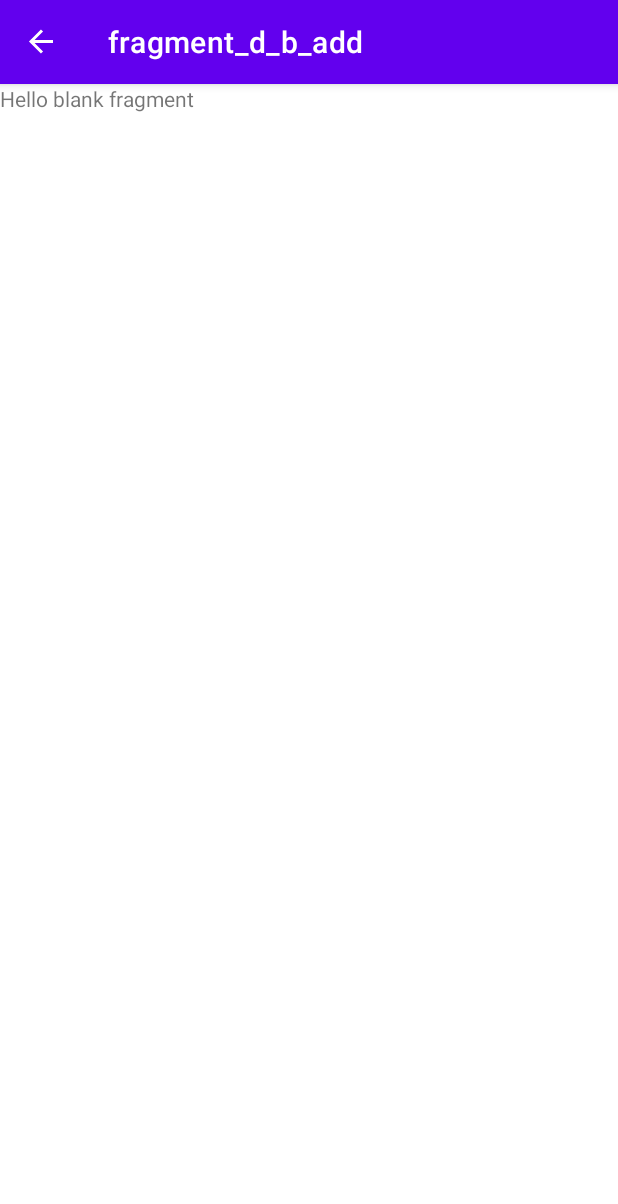
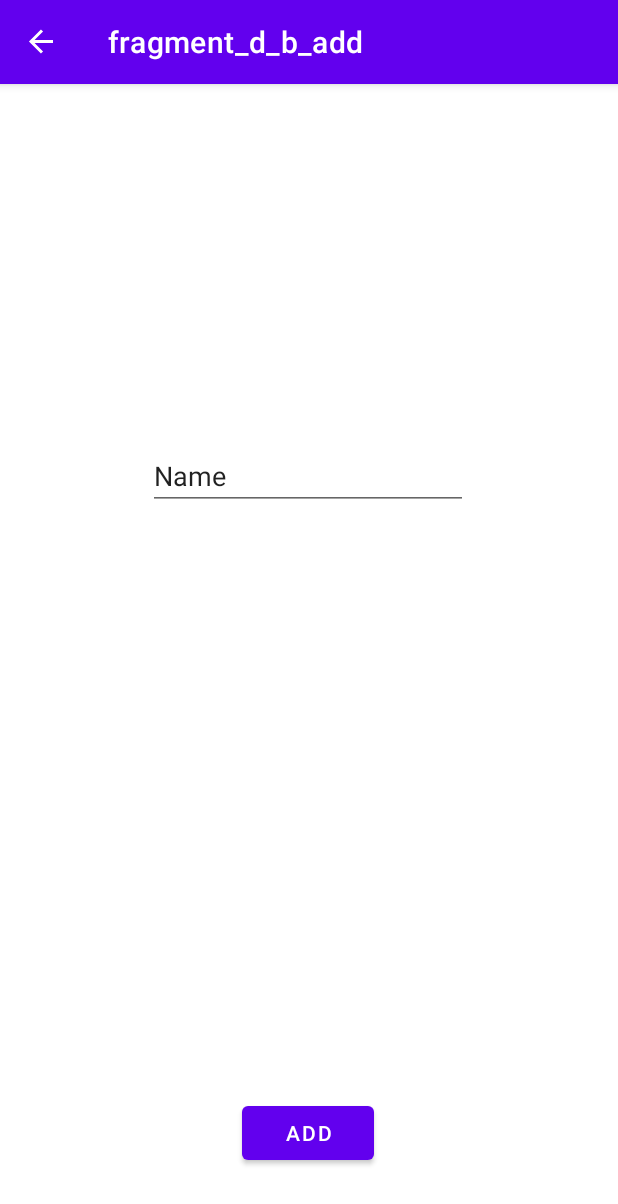
Before and after one commit to Sabotax/Aplikacje-mobilne-projekt-6sem, an Android app: the DBAddFragment screen opened through its navigation route, on a phone screen of 412 x 824 dp. Shown: the top 1204 px of the screen. Run offline under Robolectric (Android 15) with nearby library versions, the phone set to English and light mode, and no system bars; our stand-ins replace navigation-ui.

Commit message:
working button,edittext,singleton

```diff
--- a/aplikacja/app/src/main/java/com/example/beeallrounder/DBAddFragment.kt
+++ b/aplikacja/app/src/main/java/com/example/beeallrounder/DBAddFragment.kt
@@ -5,6 +5,10 @@ import androidx.fragment.app.Fragment
 import android.view.LayoutInflater
 import android.view.View
 import android.view.ViewGroup
+import android.widget.Button
+import android.widget.EditText
+import android.widget.Toast
+import androidx.navigation.Navigation
 
 // TODO: Rename parameter arguments, choose names that match
 // the fragment initialization parameters, e.g. ARG_ITEM_NUMBER
@@ -37,6 +41,22 @@ class DBAddFragment : Fragment() {
         return inflater.inflate(R.layout.fragment_d_b_add, container, false)
     }
 
+    override fun onViewCreated(view: View, savedInstanceState: Bundle?) {
+        super.onViewCreated(view, savedInstanceState)
+
+        val btnDBAddRecordSend = view.findViewById<Button>(R.id.btnDBAddRecordSend)
+        btnDBAddRecordSend.setOnClickListener {
+            DBManager.addRecord(view.findViewById<EditText>(R.id.edittextDBAddRecordName).text.toString())
+            val text = "Hello toast!"
+            val duration = Toast.LENGTH_SHORT
+
+            val toast = Toast.makeText(requireContext(), text, duration)
+            toast.show()
+
+
+        }
+    }
+
     companion object {
         /**
          * Use this factory method to create a new instance of
--- a/aplikacja/app/src/main/java/com/example/beeallrounder/DBMainFragment.kt
+++ b/aplikacja/app/src/main/java/com/example/beeallrounder/DBMainFragment.kt
@@ -5,6 +5,8 @@ import androidx.fragment.app.Fragment
 import android.view.LayoutInflater
 import android.view.View
 import android.view.ViewGroup
+import android.widget.Button
+import androidx.navigation.Navigation
 
 // TODO: Rename parameter arguments, choose names that match
 // the fragment initialization parameters, e.g. ARG_ITEM_NUMBER
@@ -37,6 +39,15 @@ class DBMainFragment : Fragment() {
         return inflater.inflate(R.layout.fragment_d_b_main, container, false)
     }
 
+    override fun onViewCreated(view: View, savedInstanceState: Bundle?) {
+        super.onViewCreated(view, savedInstanceState)
+
+        val btnDBMainToDBAdd = view.findViewById<Button>(R.id.btnDBMainToDBAdd)
+        btnDBMainToDBAdd.setOnClickListener {
+            Navigation.findNavController(view).navigate(R.id.action_DBMainFragment_to_DBAddFragment)
+        }
+    }
+
     companion object {
         /**
          * Use this factory method to create a new instance of
--- /dev/null
+++ b/aplikacja/app/src/main/java/com/example/beeallrounder/DBManager.kt
@@ -0,0 +1,11 @@
+package com.example.beeallrounder
+
+import android.util.Log
+
+object DBManager {
+    // dedykowane słowo kluczowe do klasy Singleton
+    fun addRecord(s:String) : Boolean {
+        Log.d("Test add record", s)
+        return true
+    }
+}
--- a/aplikacja/app/src/main/res/layout/fragment_d_b_add.xml
+++ b/aplikacja/app/src/main/res/layout/fragment_d_b_add.xml
@@ -1,14 +1,36 @@
 <?xml version="1.0" encoding="utf-8"?>
-<FrameLayout xmlns:android="http://schemas.android.com/apk/res/android"
+<androidx.constraintlayout.widget.ConstraintLayout xmlns:android="http://schemas.android.com/apk/res/android"
+    xmlns:app="http://schemas.android.com/apk/res-auto"
     xmlns:tools="http://schemas.android.com/tools"
+    android:id="@+id/frameLayout3"
     android:layout_width="match_parent"
     android:layout_height="match_parent"
     tools:context=".DBAddFragment">
 
-    <!-- TODO: Update blank fragment layout -->
-    <TextView
-        android:layout_width="match_parent"
-        android:layout_height="match_parent"
-        android:text="@string/hello_blank_fragment" />
+    <EditText
+        android:id="@+id/edittextDBAddRecordName"
+        android:layout_width="wrap_content"
+        android:layout_height="wrap_content"
+        android:ems="10"
+        android:inputType="textPersonName"
+        android:text="Name"
+        app:layout_constraintBottom_toBottomOf="parent"
+        app:layout_constraintEnd_toEndOf="parent"
+        app:layout_constraintHorizontal_bias="0.497"
+        app:layout_constraintStart_toStartOf="parent"
+        app:layout_constraintTop_toTopOf="parent"
+        app:layout_constraintVertical_bias="0.33" />
 
-</FrameLayout>
+    <Button
+        android:id="@+id/btnDBAddRecordSend"
+        android:layout_width="wrap_content"
+        android:layout_height="wrap_content"
+        android:layout_marginTop="172dp"
+        android:text="@string/btnDBAddRecordSend"
+        app:layout_constraintBottom_toBottomOf="parent"
+        app:layout_constraintEnd_toEndOf="parent"
+        app:layout_constraintHorizontal_bias="0.498"
+        app:layout_constraintStart_toStartOf="parent"
+        app:layout_constraintTop_toBottomOf="@+id/edittextDBAddRecordName"
+        app:layout_constraintVertical_bias="0.832" />
+</androidx.constraintlayout.widget.ConstraintLayout>
--- a/aplikacja/app/src/main/res/navigation/my_nav.xml
+++ b/aplikacja/app/src/main/res/navigation/my_nav.xml
@@ -25,6 +25,9 @@
         <action
             android:id="@+id/action_DBMainFragment_to_mainFragment"
             app:destination="@id/mainFragment" />
+        <action
+            android:id="@+id/action_DBMainFragment_to_DBAddFragment"
+            app:destination="@id/DBAddFragment" />
     </fragment>
     <fragment
         android:id="@+id/commMainFragment"
@@ -39,5 +42,9 @@
         android:id="@+id/DBAddFragment"
         android:name="com.example.beeallrounder.DBAddFragment"
         android:label="fragment_d_b_add"
-        tools:layout="@layout/fragment_d_b_add" />
+        tools:layout="@layout/fragment_d_b_add" >
+        <action
+            android:id="@+id/action_DBAddFragment_to_DBMainFragment"
+            app:destination="@id/DBMainFragment" />
+    </fragment>
 </navigation>
--- a/aplikacja/app/src/main/res/values/strings.xml
+++ b/aplikacja/app/src/main/res/values/strings.xml
@@ -7,4 +7,5 @@
     <string name="fragmentMainLabel">Main menu</string>
     <string name="fragmentDBMainLabel">DB main menu</string>
     <string name="fragmentCommMainLabel">Communication main menu</string>
+    <string name="btnDBAddRecordSend">Add</string>
 </resources>
```
Also changed, not shown: 2 other files.
